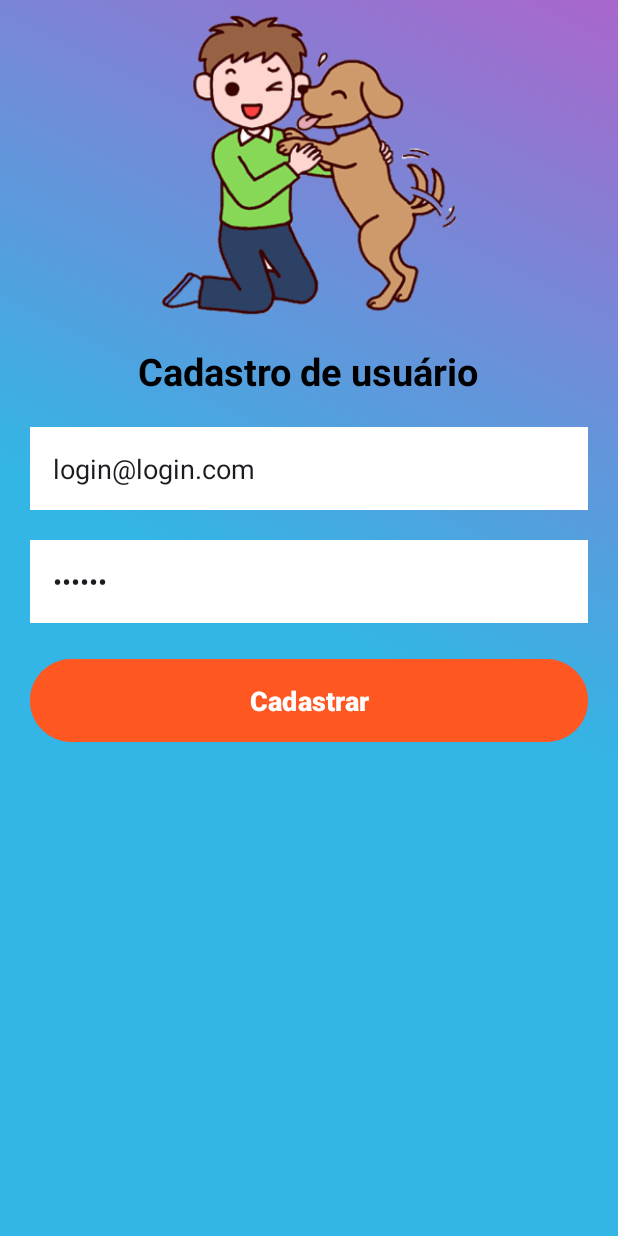
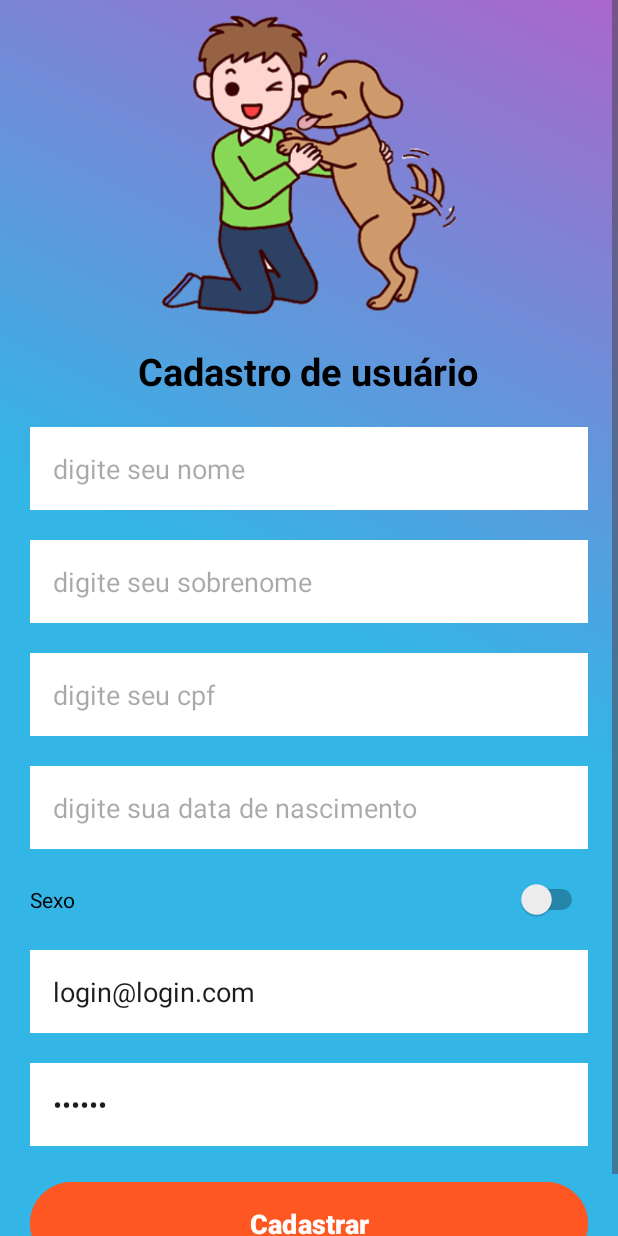
Before and after one commit to Sousa-Edson/AdoteFacilApp, an Android app: the Cadastro screen opened directly, with no data from a screen before it, on a phone screen of 412 x 824 dp. Run offline under Robolectric (Android 15) with nearby library versions, the phone set to English and light mode, and no system bars.

Commit message:
criando cadastro de usuario -> inicio selecione sexo

```diff
--- a/app/src/main/res/layout/activity_cadastro.xml
+++ b/app/src/main/res/layout/activity_cadastro.xml
@@ -30,6 +30,64 @@
             android:textSize="25sp"
             android:textStyle="bold" />
 
+
+        <EditText
+            android:id="@+id/edit_nome"
+            android:layout_width="match_parent"
+            android:layout_height="wrap_content"
+            android:layout_marginStart="20dp"
+            android:layout_marginTop="20dp"
+            android:layout_marginEnd="20dp"
+            android:background="@color/white"
+            android:hint="@string/hint_nome"
+            android:inputType="text"
+            android:maxLines="1"
+            android:padding="15dp" />
+        <EditText
+            android:id="@+id/edit_sobrenome"
+            android:layout_width="match_parent"
+            android:layout_height="wrap_content"
+            android:layout_marginStart="20dp"
+            android:layout_marginTop="20dp"
+            android:layout_marginEnd="20dp"
+            android:background="@color/white"
+            android:hint="@string/hint_sobrenome"
+            android:inputType="text"
+            android:maxLines="1"
+            android:padding="15dp" />
+        <EditText
+            android:id="@+id/edit_cpf"
+            android:layout_width="match_parent"
+            android:layout_height="wrap_content"
+            android:layout_marginStart="20dp"
+            android:layout_marginTop="20dp"
+            android:layout_marginEnd="20dp"
+            android:background="@color/white"
+            android:hint="@string/hint_cpf"
+            android:inputType="text"
+            android:maxLines="1"
+            android:padding="15dp" />
+        <EditText
+            android:id="@+id/edit_nascimento"
+            android:layout_width="match_parent"
+            android:layout_height="wrap_content"
+            android:layout_marginStart="20dp"
+            android:layout_marginTop="20dp"
+            android:layout_marginEnd="20dp"
+            android:background="@color/white"
+            android:hint="@string/hint_nascimento"
+            android:inputType="date"
+            android:maxLines="1"
+            android:padding="15dp" />
+        <Switch
+            android:id="@+id/switch1"
+            android:layout_width="match_parent"
+            android:layout_height="wrap_content"
+            android:layout_marginStart="20dp"
+            android:layout_marginTop="20dp"
+            android:layout_marginEnd="20dp"
+            android:textColor="@color/black"
+            android:text="Sexo" />
         <EditText
             android:id="@+id/edit_email"
             android:layout_width="match_parent"
@@ -73,5 +131,6 @@
 
 
 
+
     </LinearLayout>
 </ScrollView>
--- a/app/src/main/res/values/strings.xml
+++ b/app/src/main/res/values/strings.xml
@@ -27,7 +27,11 @@
     <string name="hint_senha">senha\n</string>
     <string name="texto_botao_cadastrar">Cadastrar</string>
     <string name="hint_email">digite seu email</string>
+    <string name="hint_nome">digite seu nome</string>
     <string name="titulo_form_cadastro">Cadastro de usuário</string>
     <string name="titulo_form_login">Login</string>
     <string name="texto_botao_entrar">Entrar</string>
+    <string name="hint_sobrenome">digite seu sobrenome</string>
+    <string name="hint_cpf">digite seu cpf</string>
+    <string name="hint_nascimento">digite sua data de nascimento</string>
 </resources>
```
